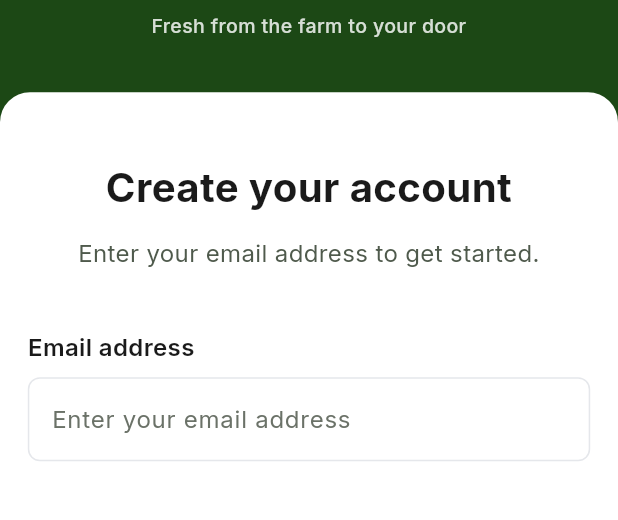
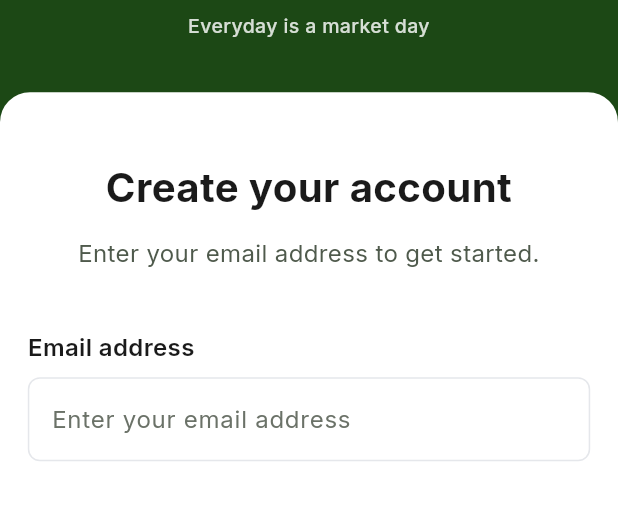
Before and after one commit to Delian21/growbox-app, a Flutter app: the RegistrationScreen screen opened directly, swiped to page 2, on a phone screen of 412 x 824 dp, the part 358-878 px from its top. Run offline on Flutter 3.47's test engine with Material 3 defaults, Android fonts, the phone set to English and light mode, and no system bars; our stand-ins replace connectivity_plus, google_fonts, google_maps_flutter, shared_preferences, speech_to_text; missing offline and left inert: dart:js_interop; accounts and stored records are empty.

Commit message:
Update welcome message in registration screen

```diff
--- a/lib/screens/registration_screen.dart
+++ b/lib/screens/registration_screen.dart
@@ -287,7 +287,7 @@ class _RegistrationScreenState extends State<RegistrationScreen> {
                     ),
                     const SizedBox(height: AppSpacing.sm),
                     Text(
-                      'Fresh from the farm to your door',
+                      'Everyday is a market day',
                       textAlign: TextAlign.center,
                       style: AppTypography.bodySmall.copyWith(
                         color: AppColors.onBrand.withValues(alpha: 0.82),
```
